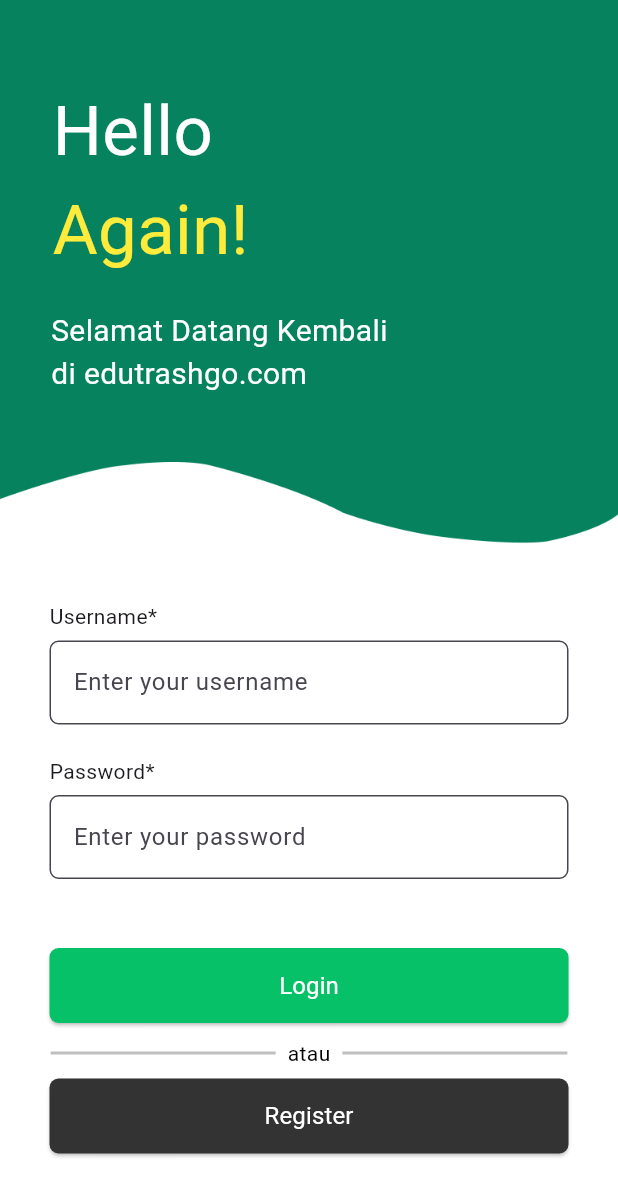
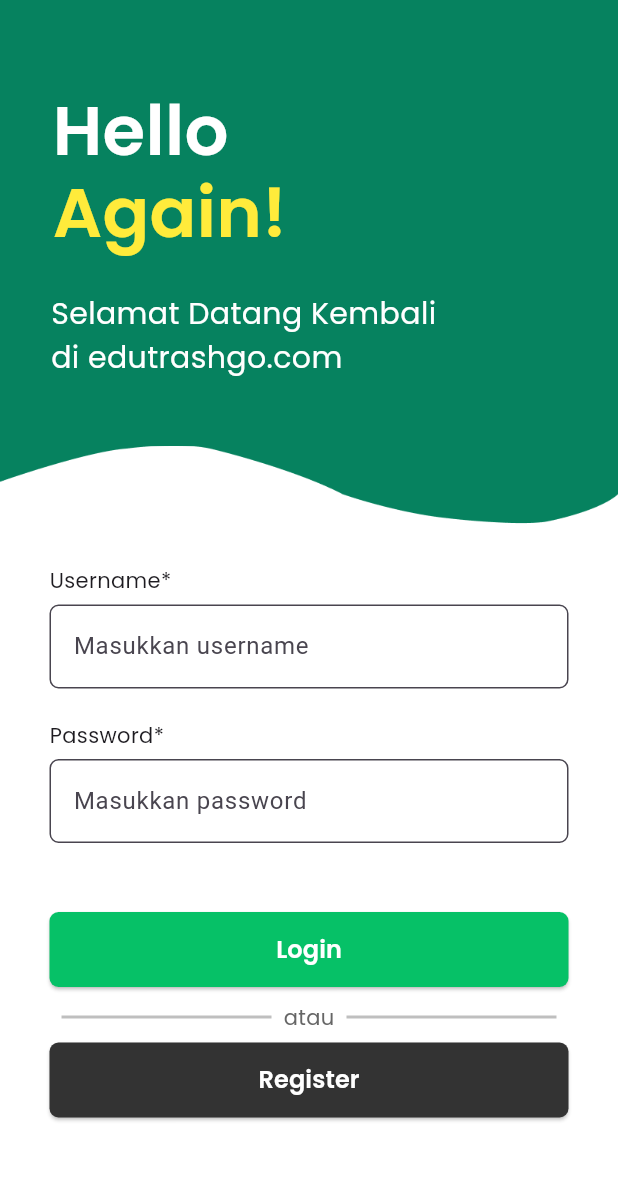
Before and after one commit to mygads/edutrashgo_mobile, a Flutter app: the screen it shows after launch, after a tap on "Mulai", on a phone screen of 412 x 824 dp. Shown: the top 1196 px of the screen. Run offline on Flutter 3.47's test engine with Material 3 defaults, Android fonts, the phone set to English and light mode, and no system bars; Roboto replaces fonts that are missing (Poppins-SemiBold).

Commit message:
fix(login): fix semua style login

```diff
--- a/lib/loadingscreen.dart
+++ b/lib/loadingscreen.dart
@@ -13,13 +13,12 @@ class _LoadingScreen extends State<LoadingScreen> {
   Widget build(BuildContext context) {
     return Scaffold(
       backgroundColor: const Color(0xff06825f),
-      body: SafeArea(
-        child: Column(
+      body: Column(
         mainAxisAlignment: MainAxisAlignment.spaceBetween,
         children: [
           Column(
             children: [
-                const SizedBox(height: 159),
+              const SizedBox(height: 160),
               const Text(
                 'EDU TRASHGO',
                 textAlign: TextAlign.center,
@@ -31,7 +30,7 @@ class _LoadingScreen extends State<LoadingScreen> {
                   fontWeight: FontWeight.w600
                 ),
               ),
-                const SizedBox(height: 4),
+              const SizedBox(height: 14),
               Container(
                 padding: const EdgeInsets.fromLTRB(50, 10, 50, 10),
                 child: const Text(
@@ -46,9 +45,9 @@ class _LoadingScreen extends State<LoadingScreen> {
                   ),
                 ),
               ),
-                const SizedBox(height: 50),
+              const SizedBox(height: 60),
               Image.asset('images/logobesar.png', width: 161, height: 176, fit: BoxFit.cover,),
-                const SizedBox(height: 50),
+              const SizedBox(height: 80),
               ElevatedButton(
                 style: ElevatedButton.styleFrom(
                   backgroundColor: const Color(0xff333333),
@@ -88,7 +87,6 @@ class _LoadingScreen extends State<LoadingScreen> {
           ),
         ],
       ),
-      ),
     );
   }
 }
--- a/lib/login.dart
+++ b/lib/login.dart
@@ -27,14 +27,14 @@ class _LoginState extends State<Login> {
     if (_users.any((user) => user['username'] == username && user['password'] == password)) {
       // Successful login
       ScaffoldMessenger.of(context).showSnackBar(
-        const SnackBar(content: Text('Login successful!')),
+        const SnackBar(content: Text('Login Berhasil!')),
       );
       // Navigate to HomeScreen
       // Navigator.pushReplacement(context, MaterialPageRoute(builder: (context) => const HomeScreen()));
     } else {
       // Failed login
       ScaffoldMessenger.of(context).showSnackBar(
-        const SnackBar(content: Text('Invalid username or password.')),
+        const SnackBar(content: Text('Username dan Password Salah.')),
       );
     }
   }
@@ -42,74 +42,82 @@ class _LoginState extends State<Login> {
   @override
   Widget build(BuildContext context) {
     return Scaffold(
-      body: SafeArea(
-        child: Container(
-          constraints: const BoxConstraints.expand(),
-          color: const Color(0xFFFFFFFF),
+      backgroundColor: const Color(0xff06825f),
+      body: SingleChildScrollView(
+        child: ConstrainedBox(
+          constraints: BoxConstraints(
+            minHeight: MediaQuery.of(context).size.height,
+          ),
+          child: IntrinsicHeight(
             child: Column(
-            crossAxisAlignment: CrossAxisAlignment.start,
+              mainAxisAlignment: MainAxisAlignment.spaceBetween,
               children: [
-              Expanded(
-                child: Container(
-                  color: const Color(0xFF06825F),
-                  padding: const EdgeInsets.only( top: 54),
-                  width: double.infinity,
-                  height: double.infinity,
-                  child: SingleChildScrollView(
-                    child: Column(
+                Column(
                   crossAxisAlignment: CrossAxisAlignment.start,
                   children: [
                     Container(
-                          margin: const EdgeInsets.only( left: 35, right: 35),
-                          width: double.infinity,
+                      height: 55,
+                      margin: const EdgeInsets.only(left: 35, top: 54),
                       child: const Text(
                         'Hello',
                         style: TextStyle(
+                          fontFamily: 'Poppins',
+                          fontWeight: FontWeight.w600,
                           color: Color.fromARGB(255, 255, 255, 255),
                           fontSize: 46,
                         ),
                       ),
                     ),
                     Container(
-                          margin: const EdgeInsets.only( bottom: 20, left: 35, right: 35),
-                          width: double.infinity,
+                      margin: const EdgeInsets.only(bottom: 20, left: 35),
                       child: const Text(
                         'Again!',
                         style: TextStyle(
+                          fontFamily: 'Poppins',
+                          fontWeight: FontWeight.w600,
                           color: Colors.yellow,
                           fontSize: 46,
                         ),
                       ),
                     ),
                     Container(
-                          margin: const EdgeInsets.only( bottom: 44, left: 34, right: 34),
+                      margin: const EdgeInsets.only(bottom: 44, left: 34, right: 34),
                       width: double.infinity,
                       child: const Text(
                         'Selamat Datang Kembali\ndi edutrashgo.com',
                         style: TextStyle(
+                          fontFamily: 'Poppins',
+                          fontWeight: FontWeight.w400,
                           color: Color(0xFFFFFFFF),
                           fontSize: 20,
                         ),
                       ),
                     ),
-                        IntrinsicHeight(
-                          child: Container(
+                  ],
+                ),
+                Container(
+                  height: 550,
                   decoration: const BoxDecoration(
                     image: DecorationImage(
                       image: AssetImage('images/loginbawah.png'),
-                                fit: BoxFit.cover,
+                      fit: BoxFit.fill,
                     ),
                   ),
-                            padding: const EdgeInsets.only( top: 93, bottom: 111, left: 33, right: 33),
+                  padding: const EdgeInsets.only(
+                    top: 80,
+                    left: 33,
+                    right: 33,
+                  ),
                   width: double.infinity,
                   child: Column(
                     crossAxisAlignment: CrossAxisAlignment.start,
                     children: [
                       Container(
-                                  margin: const EdgeInsets.only( bottom: 6),
+                        margin: const EdgeInsets.only(bottom: 6),
                         child: const Text(
                           'Username*',
                           style: TextStyle(
+                            fontFamily: 'Poppins',
                             fontSize: 14,
                           ),
                         ),
@@ -122,15 +130,16 @@ class _LoginState extends State<Login> {
                           ),
                           fillColor: Colors.white,
                           filled: true,
-                                    hintText: 'Enter your username',
+                          hintText: 'Masukkan username',
                         ),
                       ),
                       const SizedBox(height: 21),
                       Container(
-                                  margin: const EdgeInsets.only( bottom: 6),
+                        margin: const EdgeInsets.only(bottom: 6),
                         child: const Text(
                           'Password*',
                           style: TextStyle(
+                            fontFamily: 'Poppins',
                             fontSize: 14,
                           ),
                         ),
@@ -144,7 +153,7 @@ class _LoginState extends State<Login> {
                           ),
                           fillColor: Colors.white,
                           filled: true,
-                                    hintText: 'Enter your password',
+                          hintText: 'Masukkan password',
                         ),
                       ),
                       const SizedBox(height: 46),
@@ -159,40 +168,43 @@ class _LoginState extends State<Login> {
                         onPressed: _login,
                         child: const Text(
                           'Login',
-                                    style: TextStyle(fontSize: 16, color: Color(0xFFFFFFFF), fontFamily: 'Poppins-SemiBold', fontWeight: FontWeight.normal),
+                          style: TextStyle(
+                            fontSize: 16,
+                            color: Color(0xFFFFFFFF),
+                            fontFamily: 'Poppins',
+                            fontWeight: FontWeight.w600,
+                          ),
                         ),
                       ),
                       IntrinsicHeight(
                         child: Container(
-                                    margin: const EdgeInsets.only( bottom: 7, top: 10),
+                          margin: const EdgeInsets.only(bottom: 7, top: 10),
                           width: double.infinity,
                           child: Row(
                             mainAxisAlignment: MainAxisAlignment.center,
                             children: [
                               Container(
                                 color: const Color(0x40000000),
-                                          margin: const EdgeInsets.only( right: 8),
-                                          width: 150,
+                                margin: const EdgeInsets.only(right: 8),
+                                width: 140,
                                 height: 2,
-                                          child: const SizedBox(),
                               ),
-                                        Container(
-                                          margin: const EdgeInsets.only( right: 8,),
-                                          child: const Text(
+                              const Text(
                                 'atau',
                                 style: TextStyle(
-                                              color: Color(0xFF000000),
+                                  fontFamily: 'Poppins',
+                                  fontWeight: FontWeight.w400,
+                                  color: Color.fromARGB(255, 102, 102, 102),
                                   fontSize: 14,
-                                            ),
                                 ),
                               ),
                               Container(
                                 color: const Color(0x40000000),
-                                          width: 150,
+                                margin: const EdgeInsets.only(left: 8),
+                                width: 140,
                                 height: 2,
-                                          child: const SizedBox(),
                               ),
-                                      ]
+                            ],
                           ),
                         ),
                       ),
@@ -210,21 +222,21 @@ class _LoginState extends State<Login> {
                         },
                         child: const Text(
                           'Register',
-                                    style: TextStyle(fontSize: 16, color: Color(0xFFFFFFFF), fontFamily: 'Poppins-SemiBold', fontWeight: FontWeight.normal),
-                                  ),
-                                ),
-                              ]
-                            ),
-                          ),
-                        ),
-                      ],
-                    )
+                          style: TextStyle(
+                            fontSize: 16,
+                            color: Color(0xFFFFFFFF),
+                            fontFamily: 'Poppins',
+                            fontWeight: FontWeight.w600,
                           ),
                         ),
                       ),
                     ],
                   ),
                 ),
+              ],
+            ),
+          ),
+        ),
       ),
     );
   }
--- a/lib/main.dart
+++ b/lib/main.dart
@@ -13,7 +13,6 @@
     return MaterialApp(
       title: 'EduTrashgo',
       theme: ThemeData(
-        colorScheme: ColorScheme.fromSeed(seedColor: Colors.deepPurple),
         useMaterial3: true,
       ),
       home: const LoadingScreen(),
```
Also changed, not shown: 1 other file. Lines whose indentation alone changed are shown as unchanged.
